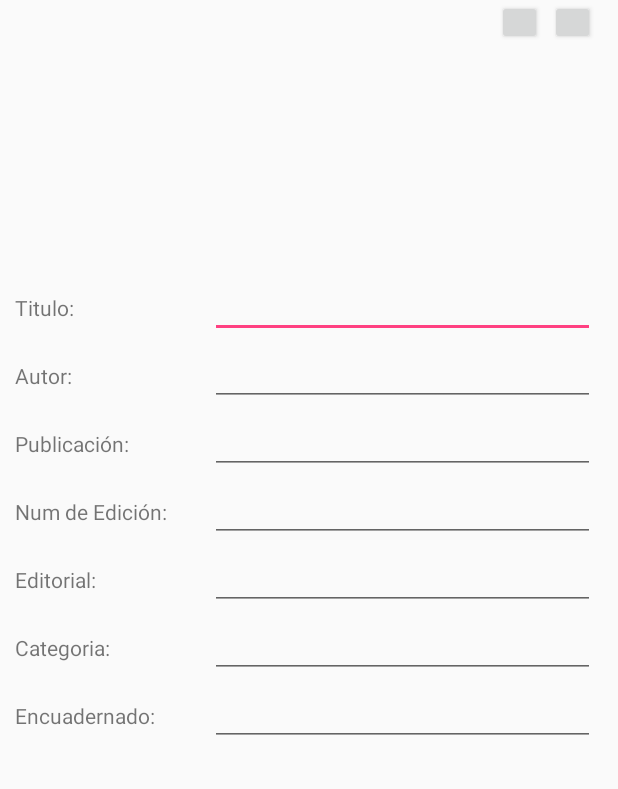
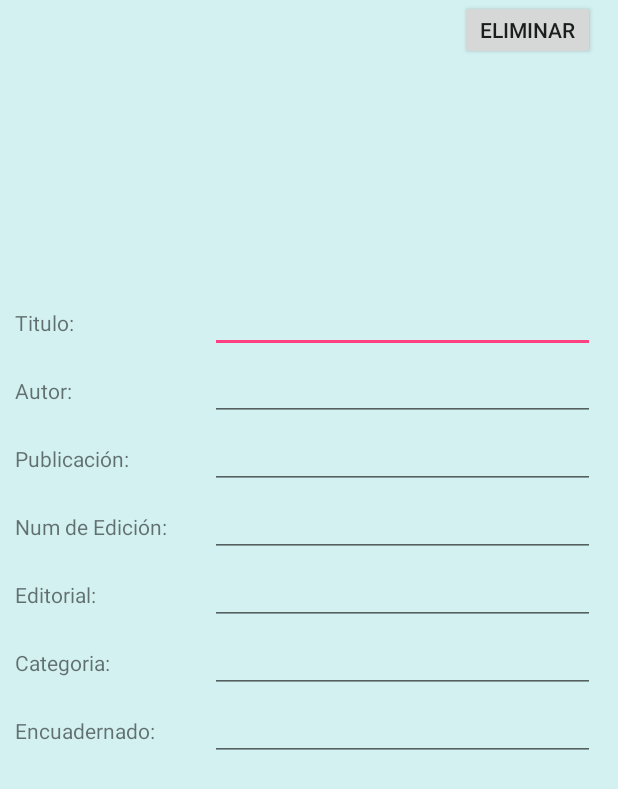
Before and after one commit to ClaudiaPC3/melifluo, an Android app: the layout activity_mi_libro.xml on its own in the app's theme, with its tools: preview values and no code run, on a phone screen of 412 x 824 dp. Shown: the top 789 px of the screen. Run offline under Robolectric (Android 15) with nearby library versions, the phone set to English and light mode, and no system bars.

Commit message:
Cambios graficos

```diff
--- a/app/src/main/res/layout/activity_configuraciones.xml
+++ b/app/src/main/res/layout/activity_configuraciones.xml
@@ -21,11 +21,13 @@
         <Button
             android:layout_width="300dp"
             android:layout_height="60dp"
-            android:id="@+id/btn2"/>
+            android:id="@+id/btn2"
+            android:text="COLOR DE PANTALLA PRINCIPAL"/>
         <Button
             android:layout_width="300dp"
             android:layout_height="60dp"
-            android:id="@+id/btn3"/>
+            android:id="@+id/btn3"
+            android:text="CREDITOS"/>
     </LinearLayout>
     <TextView
         android:layout_width="match_parent"
--- a/app/src/main/res/layout/activity_mi_libro.xml
+++ b/app/src/main/res/layout/activity_mi_libro.xml
@@ -4,7 +4,7 @@
     android:layout_height="match_parent"
     android:layout_width="match_parent"
     android:orientation="vertical"
-
+    android:background="#D3F1F1"
     xmlns:android="http://schemas.android.com/apk/res/android">
 
     <LinearLayout
@@ -12,18 +12,18 @@
         android:layout_height="wrap_content"
         android:orientation="horizontal"
         android:layout_gravity="right"
-        android:layout_marginRight="15dp">
+        android:layout_marginRight="15dp"
+        >
 
-        <Button
-            android:layout_width="30dp"
-            android:layout_height="30dp" />
+
         <TextView
             android:layout_width="5dp"
             android:layout_height="match_parent" />
             />
         <Button
-            android:layout_width="30dp"
-            android:layout_height="30dp"
+            android:layout_width="90dp"
+            android:layout_height="40dp"
+            android:text="Eliminar"
           />
 
     </LinearLayout>
--- a/app/src/main/res/values/styles.xml
+++ b/app/src/main/res/values/styles.xml
@@ -1,7 +1,7 @@
 <resources>
 
     <!-- Base application theme. -->
-    <style name="AppTheme" parent="Theme.AppCompat.Light.DarkActionBar">
+    <style name="AppTheme" parent="Theme.AppCompat.Light.NoActionBar">
         <!-- Customize your theme here. -->
         <item name="colorPrimary">@color/colorPrimary</item>
         <item name="colorPrimaryDark">@color/colorPrimaryDark</item>
```
